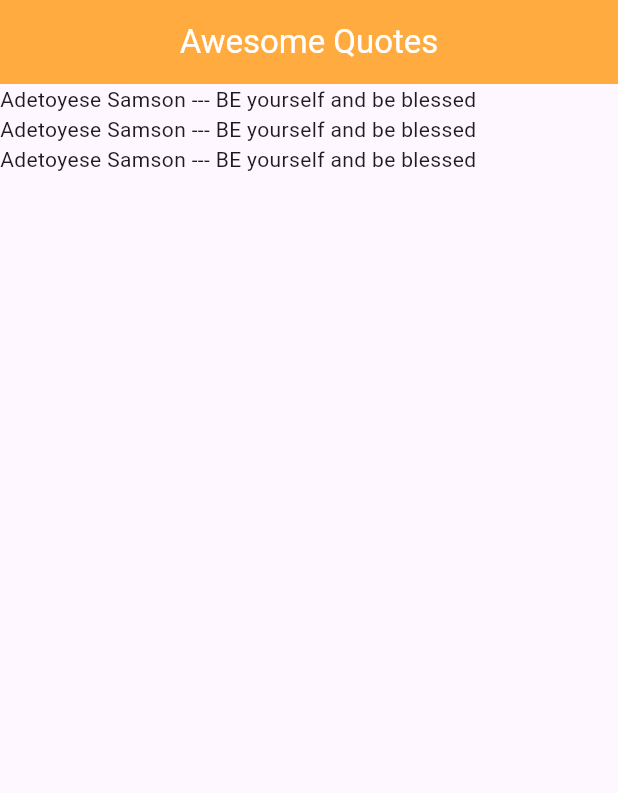
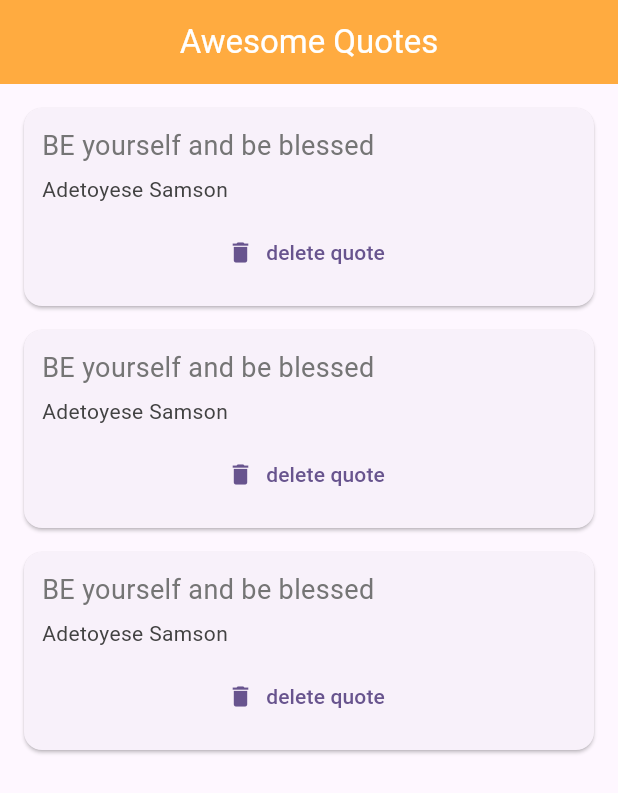
Before and after one commit to adetoyese607/flutter, a Flutter app: the screen it shows after launch, on a phone screen of 412 x 824 dp. Shown: the top 793 px of the screen. Run offline on Flutter 3.47's test engine with Material 3 defaults, Android fonts, the phone set to English and light mode, and no system bars.

Commit message:
day 5 with quotecard

```diff
--- a/lib/main.dart
+++ b/lib/main.dart
@@ -1,5 +1,6 @@
 import 'package:flutter/material.dart';
 import 'quote.dart';
+import 'quote_card.dart';
 
 void main() {
   runApp(const MyApp());
@@ -60,12 +61,17 @@ class _MyHomePageState extends State<MyHomePage> {
         ),
 
         // AWESOME QUOTE BODY
-        body:  Column(
-          crossAxisAlignment: CrossAxisAlignment.start,
+        body: Column(
+            crossAxisAlignment: CrossAxisAlignment.start,
             children: quotes.map((quote) {
-          return Text('${quote.author} --- ${quote.text}');
-        }).toList()
-        )
+              return QuoteCard(
+                  quote: quote,
+                  delete: () {
+                    setState(() {
+                      quotes.remove(quote);
+                    });
+                  });
+            }).toList())
 
         // NINJA ID CARD
 
--- /dev/null
+++ b/lib/quote_card.dart
@@ -0,0 +1,44 @@
+import 'package:flutter/material.dart';
+import 'quote.dart';
+
+class QuoteCard extends StatelessWidget {
+  final Quote quote;
+  final Function delete;
+  const QuoteCard({super.key, required this.quote, required this.delete});
+
+  @override
+  Widget build(BuildContext context) {
+    return Card(
+      margin: const EdgeInsets.fromLTRB(16, 16, 16, 0),
+      child: Padding(
+        padding: const EdgeInsets.all(12.0),
+        child: Column(
+          crossAxisAlignment: CrossAxisAlignment.stretch,
+          children: <Widget>[
+            Text(
+              quote.text,
+              style: TextStyle(
+                fontSize: 18.0,
+                color: Colors.grey[600],
+              ),
+            ),
+            const SizedBox(height: 6),
+            Text(
+              quote.author,
+              style: TextStyle(
+                fontSize: 14.0,
+                color: Colors.grey[800],
+              ),
+            ),
+            const SizedBox(height: 8.0),
+            TextButton.icon(
+              onPressed: (){},
+              label: const Text('delete quote'),
+              icon: const Icon(Icons.delete),
+            )
+          ],
+        ),
+      ),
+    );
+  }
+}
```
